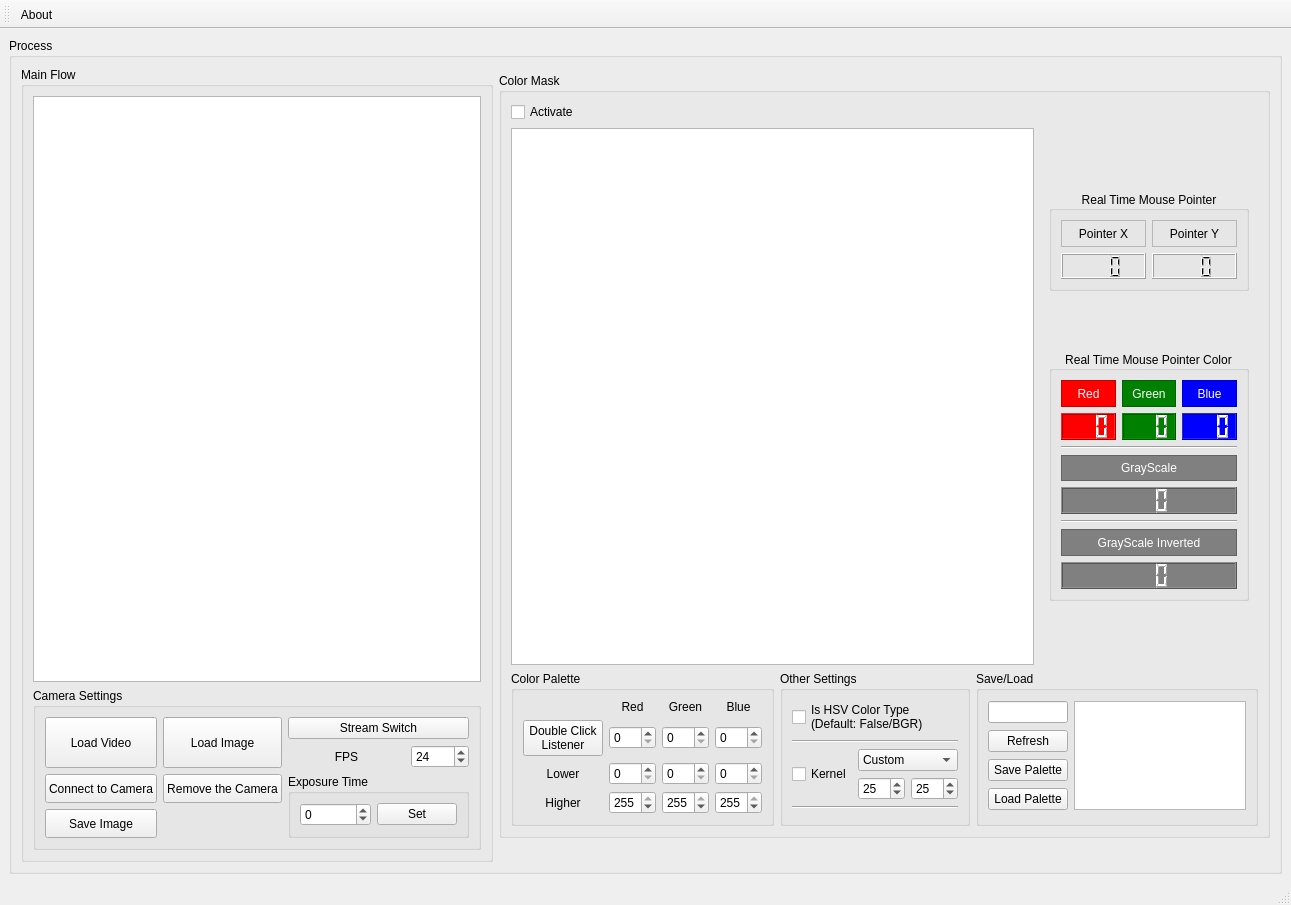
The window that color_Palette_UI.ui (msaidbilgehan/Color-Palette-UI) describes before a commit, drawn with Qt 5.
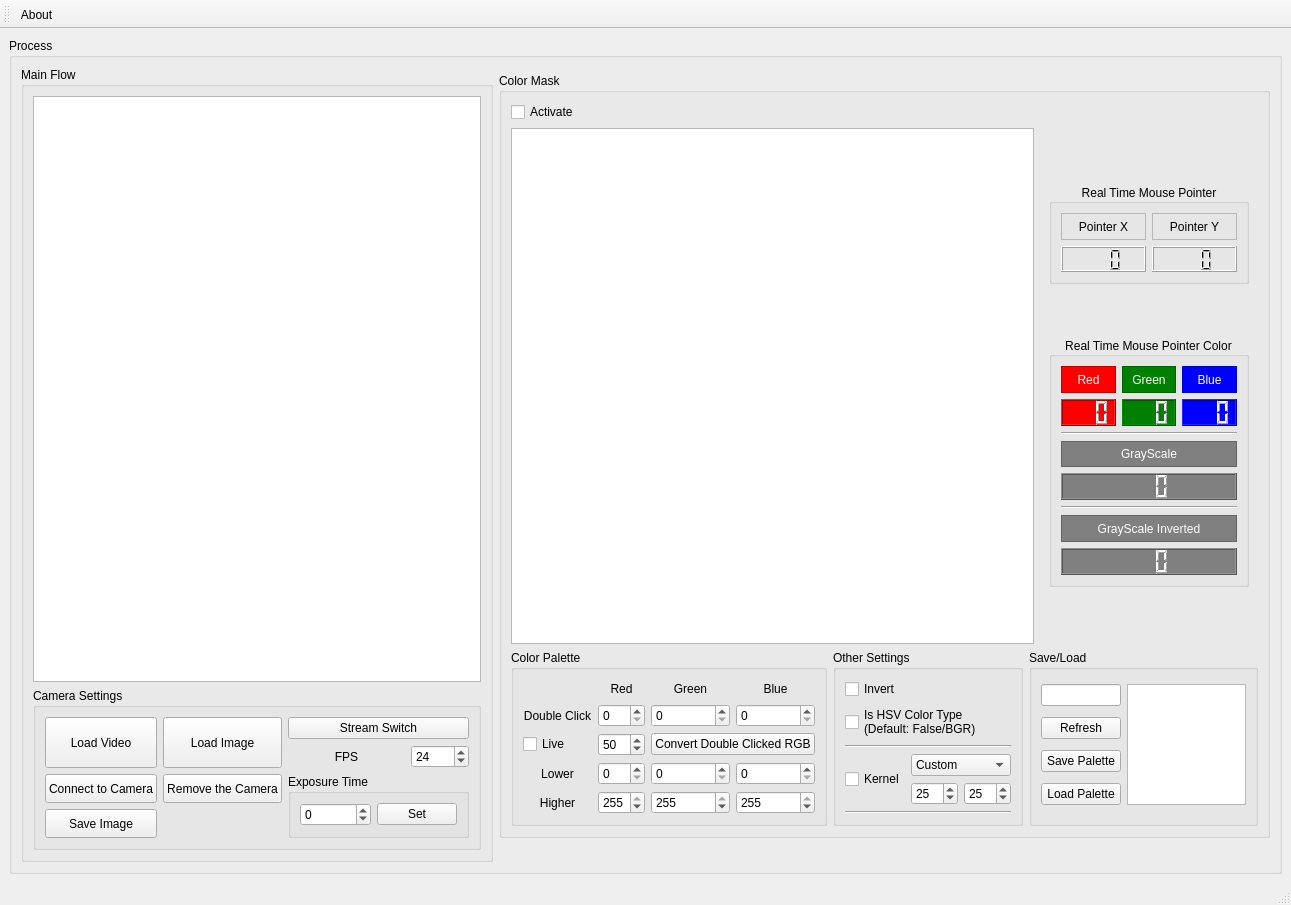
The same window after the commit. Custom widgets are drawn as their Qt base class.

Commit message: Added live and double click color picker and updated json format to contain invert control

The edit to the form file:
```diff
--- a/color_Palette_UI.ui
+++ b/color_Palette_UI.ui
@@ -40,14 +40,14 @@
              <string>Other Settings</string>
             </property>
             <layout class="QGridLayout" name="gridLayout">
-             <item row="1" column="0" colspan="4">
+             <item row="2" column="0" colspan="4">
               <widget class="Line" name="line">
                <property name="orientation">
                 <enum>Qt::Horizontal</enum>
                </property>
               </widget>
              </item>
-             <item row="3" column="2">
+             <item row="4" column="2">
               <widget class="QSpinBox" name="spinBox_Color_Mask_Kernel_Min">
                <property name="maximum">
                 <number>255</number>
@@ -57,7 +57,23 @@
                </property>
               </widget>
              </item>
-             <item row="0" column="0" colspan="4">
+             <item row="3" column="2" colspan="2">
+              <widget class="QComboBox" name="comboBox_Color_Mask_Kernel">
+               <item>
+                <property name="text">
+                 <string>Custom</string>
+                </property>
+               </item>
+              </widget>
+             </item>
+             <item row="5" column="0" colspan="4">
+              <widget class="Line" name="line_2">
+               <property name="orientation">
+                <enum>Qt::Horizontal</enum>
+               </property>
+              </widget>
+             </item>
+             <item row="1" column="0" colspan="4">
               <widget class="QCheckBox" name="checkBox_is_HSV">
                <property name="text">
                 <string>Is HSV Color Type
@@ -65,7 +81,7 @@
                </property>
               </widget>
              </item>
-             <item row="3" column="3">
+             <item row="4" column="3">
               <widget class="QSpinBox" name="spinBox_Color_Mask_Kernel_Max">
                <property name="maximum">
                 <number>255</number>
@@ -75,27 +91,18 @@
                </property>
               </widget>
              </item>
-             <item row="2" column="0" rowspan="2" colspan="2">
+             <item row="3" column="0" rowspan="2" colspan="2">
               <widget class="QCheckBox" name="checkBox_Color_Mask_Kernel">
                <property name="text">
                 <string>Kernel</string>
                </property>
               </widget>
              </item>
-             <item row="4" column="0" colspan="4">
-              <widget class="Line" name="line_2">
-               <property name="orientation">
-                <enum>Qt::Horizontal</enum>
-               </property>
-              </widget>
-             </item>
-             <item row="2" column="2" colspan="2">
-              <widget class="QComboBox" name="comboBox_Color_Mask_Kernel">
-               <item>
+             <item row="0" column="0" colspan="4">
+              <widget class="QCheckBox" name="checkBox_is_Invert">
                 <property name="text">
-                 <string>Custom</string>
-                </property>
-               </item>
+                <string>Invert</string>
+               </property>
               </widget>
              </item>
             </layout>
@@ -107,7 +114,7 @@
              <string>Color Palette</string>
             </property>
             <layout class="QGridLayout" name="gridLayout_3">
-             <item row="3" column="3">
+             <item row="4" column="4">
               <widget class="QSpinBox" name="spinBox_Color_Palette_Upper_Blue">
                <property name="maximum">
                 <number>255</number>
@@ -117,7 +124,7 @@
                </property>
               </widget>
              </item>
-             <item row="0" column="2">
+             <item row="0" column="3">
               <widget class="QLabel" name="label_2">
                <property name="text">
                 <string>Green</string>
@@ -127,7 +134,7 @@
                </property>
               </widget>
              </item>
-             <item row="3" column="1">
+             <item row="4" column="2">
               <widget class="QSpinBox" name="spinBox_Color_Palette_Upper_Red">
                <property name="maximum">
                 <number>255</number>
@@ -137,14 +144,14 @@
                </property>
               </widget>
              </item>
-             <item row="2" column="3">
+             <item row="3" column="4">
               <widget class="QSpinBox" name="spinBox_Color_Palette_Lower_Blue">
                <property name="maximum">
                 <number>255</number>
                </property>
               </widget>
              </item>
-             <item row="0" column="3">
+             <item row="0" column="4">
               <widget class="QLabel" name="label_3">
                <property name="text">
                 <string>Blue</string>
@@ -154,7 +161,7 @@
                </property>
               </widget>
              </item>
-             <item row="3" column="2">
+             <item row="4" column="3">
               <widget class="QSpinBox" name="spinBox_Color_Palette_Upper_Green">
                <property name="maximum">
                 <number>255</number>
@@ -164,7 +171,7 @@
                </property>
               </widget>
              </item>
-             <item row="3" column="0">
+             <item row="4" column="1">
               <widget class="QLabel" name="label_Color_Palette_Higher">
                <property name="text">
                 <string>Higher</string>
@@ -174,7 +181,7 @@
                </property>
               </widget>
              </item>
-             <item row="0" column="1">
+             <item row="0" column="2">
               <widget class="QLabel" name="label">
                <property name="text">
                 <string>Red</string>
@@ -184,21 +191,21 @@
                </property>
               </widget>
              </item>
-             <item row="2" column="1">
+             <item row="3" column="2">
               <widget class="QSpinBox" name="spinBox_Color_Palette_Lower_Red">
                <property name="maximum">
                 <number>255</number>
                </property>
               </widget>
              </item>
-             <item row="2" column="2">
+             <item row="3" column="3">
               <widget class="QSpinBox" name="spinBox_Color_Palette_Lower_Green">
                <property name="maximum">
                 <number>255</number>
                </property>
               </widget>
              </item>
-             <item row="2" column="0">
+             <item row="3" column="1">
               <widget class="QLabel" name="label_Color_Palette_Lower">
                <property name="text">
                 <string>Lower</string>
@@ -208,32 +215,61 @@
                </property>
               </widget>
              </item>
-             <item row="1" column="3">
+             <item row="1" column="4">
               <widget class="QSpinBox" name="spinBox_Color_Palette_Double_Click_Blue">
                <property name="maximum">
                 <number>255</number>
                </property>
               </widget>
              </item>
-             <item row="1" column="2">
+             <item row="1" column="3">
               <widget class="QSpinBox" name="spinBox_Color_Palette_Double_Click_Green">
                <property name="maximum">
                 <number>255</number>
                </property>
               </widget>
              </item>
-             <item row="1" column="1">
+             <item row="1" column="2">
               <widget class="QSpinBox" name="spinBox_Color_Palette_Double_Click_Red">
                <property name="maximum">
                 <number>255</number>
                </property>
               </widget>
              </item>
-             <item row="1" column="0">
-              <widget class="QPushButton" name="pushButton_Double_Click_Listener">
+             <item row="1" column="1">
+              <widget class="QLabel" name="label_Color_Palette_Double_Clicked">
                <property name="text">
-                <string>Double Click
-Listener</string>
+                <string>Double Click</string>
+               </property>
+               <property name="alignment">
+                <set>Qt::AlignCenter</set>
+               </property>
+              </widget>
+             </item>
+             <item row="2" column="3" colspan="2">
+              <widget class="QPushButton" name="pushButton_Convert_Double_Clicked_RGB">
+               <property name="text">
+                <string>Convert Double Clicked RGB</string>
+               </property>
+              </widget>
+             </item>
+             <item row="2" column="2">
+              <widget class="QSpinBox" name="spinBox_Color_Palette_Double_Click_Margin">
+               <property name="maximum">
+                <number>255</number>
+               </property>
+               <property name="singleStep">
+                <number>5</number>
+               </property>
+               <property name="value">
+                <number>50</number>
+               </property>
+              </widget>
+             </item>
+             <item row="2" column="1">
+              <widget class="QCheckBox" name="checkBox_Color_Picker_Live_Mask">
+               <property name="text">
+                <string>Live</string>
                </property>
               </widget>
              </item>
```
Lines whose indentation alone changed are shown as unchanged. The commit also changes 5 other files.
